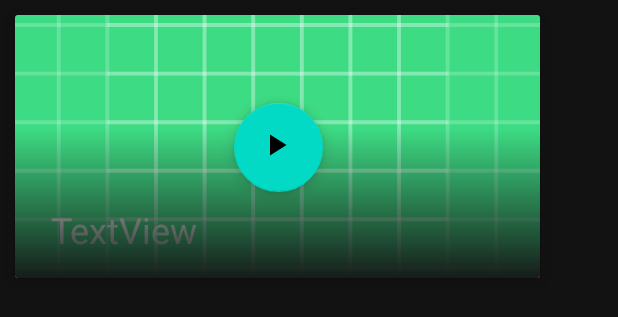
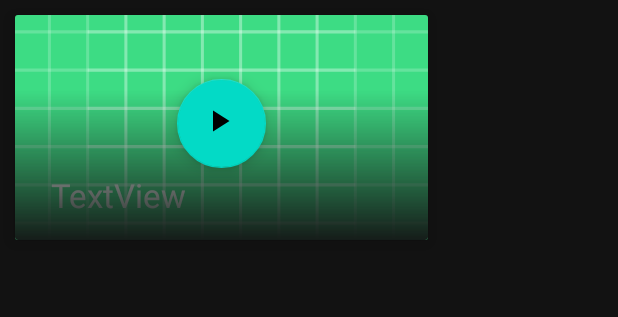
Before and after one commit to OussamaAarab/Android_Project, an Android app: the layout video_card_2.xml on its own in the app's theme, with its tools: preview values and no code run, on a phone screen of 412 x 824 dp. Shown: the top 317 px of the screen. Run offline under Robolectric (Android 15) with nearby library versions, the phone set to English and light mode, and no system bars; network calls fail; Roboto replaces fonts that are not available here.

Commit message:
Changed video card size, removed adult content and resolved the back button issue

```diff
--- a/app/src/main/res/layout/video_card_2.xml
+++ b/app/src/main/res/layout/video_card_2.xml
@@ -1,8 +1,8 @@
 <?xml version="1.0" encoding="utf-8"?>
 <com.google.android.material.card.MaterialCardView xmlns:android="http://schemas.android.com/apk/res/android"
     xmlns:tools="http://schemas.android.com/tools"
-    android:layout_width="350dp"
-    android:layout_height="175dp"
+    android:layout_width="275dp"
+    android:layout_height="150dp"
     xmlns:app="http://schemas.android.com/apk/res-auto"
     app:cardCornerRadius="2dp"
     app:cardElevation="8dp"
@@ -34,10 +34,9 @@
             android:src="@drawable/ic_baseline_play_arrow_24"
             app:layout_constraintBottom_toBottomOf="parent"
             app:layout_constraintEnd_toEndOf="parent"
-            app:layout_constraintHorizontal_bias="0.503"
             app:layout_constraintStart_toStartOf="@+id/video_img"
             app:layout_constraintTop_toTopOf="@+id/video_img"
-            app:layout_constraintVertical_bias="0.508" />
+            app:layout_constraintVertical_bias="0.472" />
 
         <TextView
             android:id="@+id/video_title"
@@ -47,13 +46,13 @@
             android:layout_marginEnd="24dp"
             android:text="TextView"
             android:textColor="#ffffff"
-            android:textSize="24sp"
+            android:textSize="22sp"
             app:layout_constraintBottom_toBottomOf="@+id/video_img"
             app:layout_constraintEnd_toEndOf="@+id/imageView4"
-            app:layout_constraintHorizontal_bias="0.0"
+            app:layout_constraintHorizontal_bias="1.0"
             app:layout_constraintStart_toStartOf="@+id/imageView4"
             app:layout_constraintTop_toTopOf="@+id/imageView4"
-            app:layout_constraintVertical_bias="0.764" />
+            app:layout_constraintVertical_bias="0.78" />
 
         <ImageView
             android:id="@+id/imageView4"
```
Also changed, not shown: app/src/main/java/com/example/androidproject/Fragment/Home.java (+7 -0 lines), app/src/main/java/com/example/androidproject/Fragment/ProfilFragment.java (+11 -10 lines), app/src/main/java/com/example/androidproject/Fragment/VideoFragment.java (+1 -12 lines), app/src/main/java/com/example/androidproject/Handlers/MovieHandler.java (+9 -0 lines), app/src/main/java/com/example/api/API_Movie.java (+13 -9 lines), app/src/main/res/layout/fragment_video.xml (+9 -11 lines).
